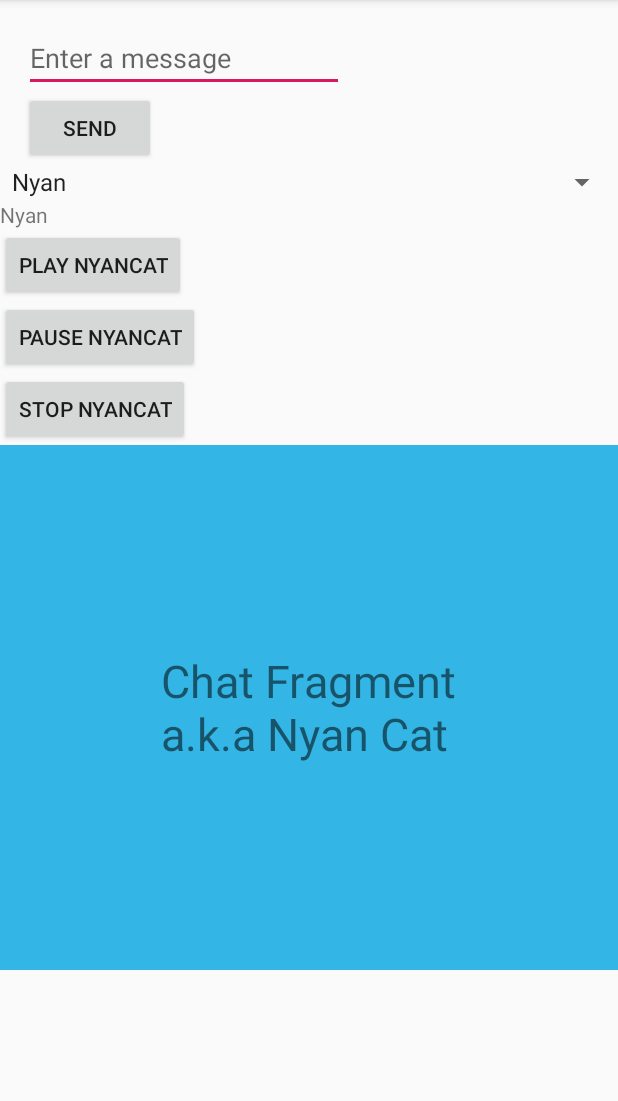
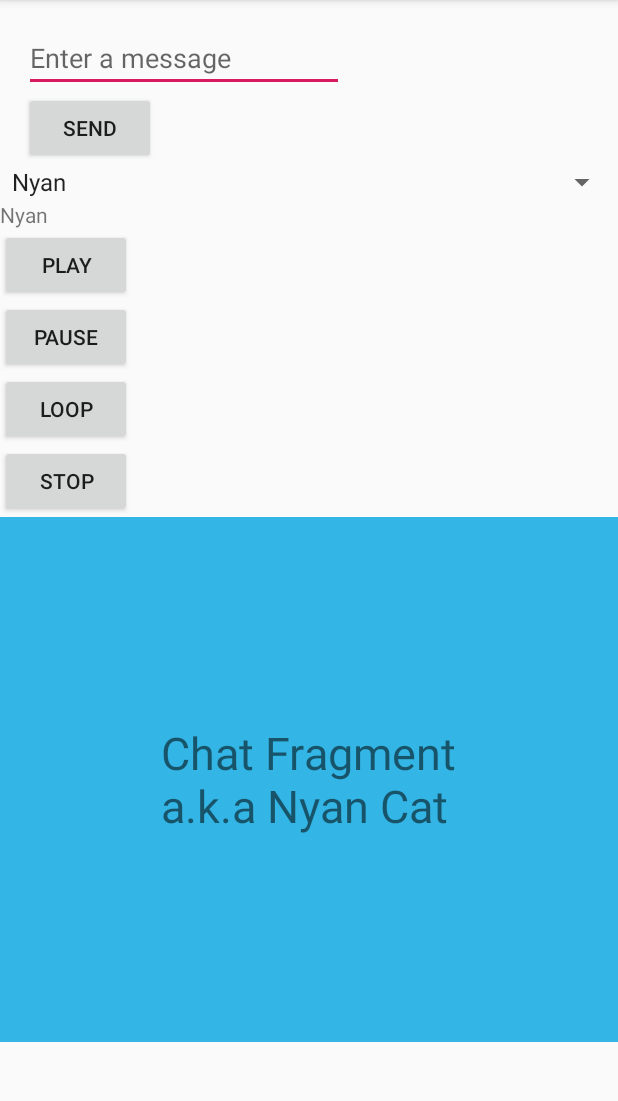
Before and after one commit to MBatroukh/POC-Android-App, an Android app: the screen it shows after launch (MainActivity), in the side drawer, after a tap on "Chat", on a phone screen of 412 x 824 dp, the part 84-1185 px from its top. Run offline under Robolectric (Android 15) with nearby library versions, the phone set to English and light mode, and no system bars.

Commit message:
Added Loo0ping Functionality

```diff
--- a/app/src/main/java/com/example/myfirstapp/MainActivity.java
+++ b/app/src/main/java/com/example/myfirstapp/MainActivity.java
@@ -29,7 +29,7 @@ public class MainActivity extends AppCompatActivity implements NavigationView.On
     public static final String EXTRA_MESSAGE = "com.example.myfirstapp.MESSAGE";
     private DrawerLayout drawer;
 
-    Button play, pause, stop;
+    Button play, pause, loop, stop;
     MediaPlayer player;
     int audioFile;
     int pausePosition;
@@ -69,10 +69,12 @@ public class MainActivity extends AppCompatActivity implements NavigationView.On
 
         play = (Button) findViewById(R.id.play_nyancat_button);
         pause = (Button) findViewById(R.id.pause_nyancat_button);
+        loop = (Button) findViewById(R.id.loop_button);
         stop = (Button) findViewById(R.id.stop_nyancat_button);
 
         play.setOnClickListener(this);
         pause.setOnClickListener(this);
+        loop.setOnClickListener(this);
         stop.setOnClickListener(this);
 
         if (savedInstanceState == null) {
@@ -118,9 +120,15 @@ public class MainActivity extends AppCompatActivity implements NavigationView.On
                     pausePosition = player.getCurrentPosition();
                 }
                 break;
+            case R.id.loop_button:
+                if(player != null){
+                    player.setLooping(true);
+                }
+                break;
             case R.id.stop_nyancat_button:
                 if(player != null){
                     player.stop();
+                    player.setLooping(false);
                     player.release();
                     player = null;
                 }
--- a/app/src/main/res/layout/activity_main.xml
+++ b/app/src/main/res/layout/activity_main.xml
@@ -69,7 +69,7 @@
             android:layout_height="wrap_content"
             android:layout_below="@id/button"
             android:layout_centerHorizontal="true"
-            android:text="Play NyanCat" />
+            android:text="Play" />
 
         <Button
             android:id="@+id/pause_nyancat_button"
@@ -77,15 +77,23 @@
             android:layout_height="wrap_content"
             android:layout_below="@id/play_nyancat_button"
             android:layout_centerHorizontal="true"
-            android:text="Pause NyanCat" />
+            android:text="Pause" />
+
+        <Button
+            android:id="@+id/loop_button"
+            android:layout_width="wrap_content"
+            android:layout_height="wrap_content"
+            android:layout_below="@id/pause_nyancat_button"
+            android:layout_centerHorizontal="true"
+            android:text="Loop" />
 
         <Button
             android:id="@+id/stop_nyancat_button"
             android:layout_width="wrap_content"
             android:layout_height="wrap_content"
-            android:layout_below="@id/pause_nyancat_button"
+            android:layout_below="@id/loop_button"
             android:layout_centerHorizontal="true"
-            android:text="Stop NyanCat" />
+            android:text="Stop" />
 
         <FrameLayout
             android:id="@+id/fragment_container"
```
